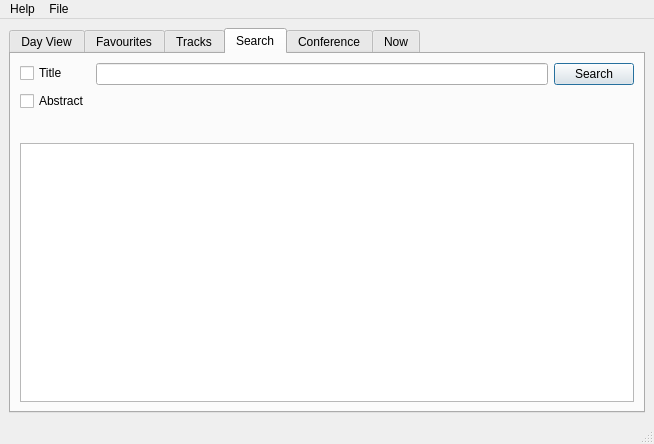
edulix/confclerk, file src/gui/mainwindow.ui: the form before one commit.
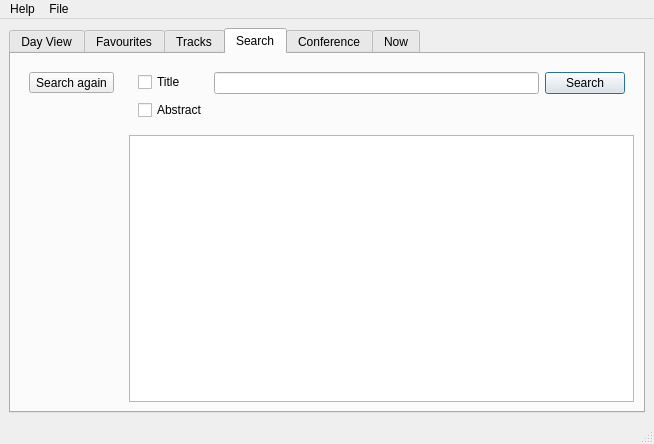
The form after the commit. The open tabs and pages were chosen to show the change. Custom widgets are drawn as their Qt base class.

The edit to the form file:
```diff
--- a/src/gui/mainwindow.ui
+++ b/src/gui/mainwindow.ui
@@ -122,10 +122,39 @@
        <attribute name="title" >
         <string>Search</string>
        </attribute>
-       <layout class="QVBoxLayout" name="verticalLayout_3" >
+       <layout class="QHBoxLayout" name="horizontalLayout_1">
         <item>
-         <layout class="QFormLayout" name="searchHeadLayout" >
-          <property name="fieldGrowthPolicy" >
+         <widget class="QWidget" name="searchVerticalWidget" native="true">
+          <layout class="QVBoxLayout" name="searchDayNavigatorVerticalLayout">
+           <item>
+            <widget class="QToolButton" name="searchAgainButton">
+             <property name="text">
+              <string>Search again</string>
+             </property>
+             <property name="toolButtonStyle">
+              <enum>Qt::ToolButtonTextOnly</enum>
+             </property>
+            </widget>
+           </item>
+           <item>
+            <widget class="DayNavigatorWidget" name="searchDayNavigator" native="true">
+             <property name="maximumSize">
+              <size>
+               <width>16777215</width>
+               <height>16777215</height>
+              </size>
+             </property>
+            </widget>
+           </item>
+          </layout>
+         </widget>
+        </item>
+        <item>
+         <layout class="QVBoxLayout" name="verticalLayout_3">
+          <item>
+           <widget class="QWidget" name="searchHead" native="true">
+            <layout class="QFormLayout" name="searchHeadLayout">
+             <property name="fieldGrowthPolicy">
            <enum>QFormLayout::AllNonFixedFieldsGrow</enum>
           </property>
           <item row="0" column="0" >
@@ -155,10 +184,10 @@
               <property name="checkable" >
                <bool>false</bool>
               </property>
-              <property name="autoDefault" >
-               <bool>false</bool>
-              </property>
-              <property name="default" >
+                 <property name="autoDefault">
+                  <bool>true</bool>
+                 </property>
+                 <property name="default">
                <bool>true</bool>
               </property>
               <property name="flat" >
@@ -176,25 +205,11 @@
            </widget>
           </item>
          </layout>
+           </widget>
         </item>
         <item>
-         <layout class="QHBoxLayout" name="searchDayNavigatorHorizontalLayout" >
-          <item>
-           <spacer name="horizontalSpacer_2" >
-            <property name="orientation" >
-             <enum>Qt::Horizontal</enum>
-            </property>
-            <property name="sizeHint" stdset="0" >
-             <size>
-              <width>40</width>
-              <height>20</height>
-             </size>
-            </property>
-           </spacer>
-          </item>
-          <item>
-           <widget class="DayNavigatorWidget" native="1" name="searchDayNavigator" >
-            <property name="maximumSize" >
+           <widget class="TreeView" name="searchTreeView">
+            <property name="maximumSize">
              <size>
               <width>16777215</width>
               <height>16777215</height>
@@ -202,31 +217,8 @@
             </property>
            </widget>
           </item>
-          <item>
-           <spacer name="horizontalSpacer" >
-            <property name="orientation" >
-             <enum>Qt::Horizontal</enum>
-            </property>
-            <property name="sizeHint" stdset="0" >
-             <size>
-              <width>40</width>
-              <height>20</height>
-             </size>
-            </property>
-           </spacer>
-          </item>
          </layout>
         </item>
-        <item>
-         <widget class="TreeView" name="searchTreeView" >
-          <property name="maximumSize" >
-           <size>
-            <width>16777215</width>
-            <height>16777215</height>
-           </size>
-          </property>
-         </widget>
-        </item>
        </layout>
       </widget>
      <widget class="QWidget" name="conferenceTab" >
```
Left out of the diff: 34 changed lines with no effect on the pictures. Lines whose indentation alone changed are shown as unchanged.
